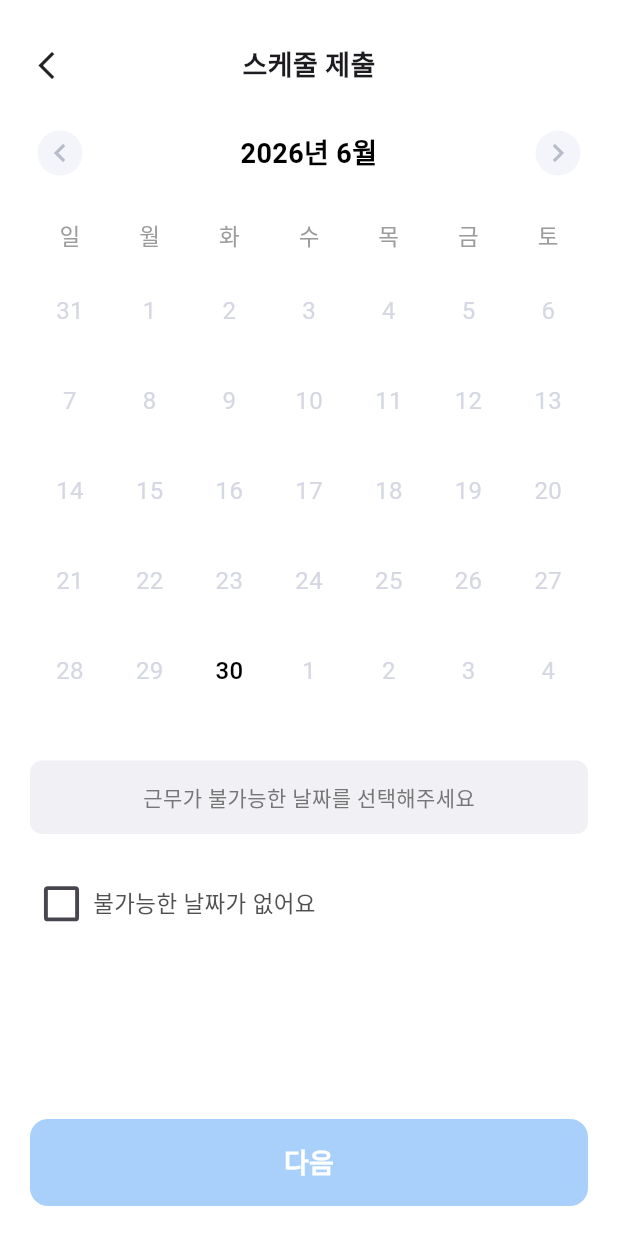
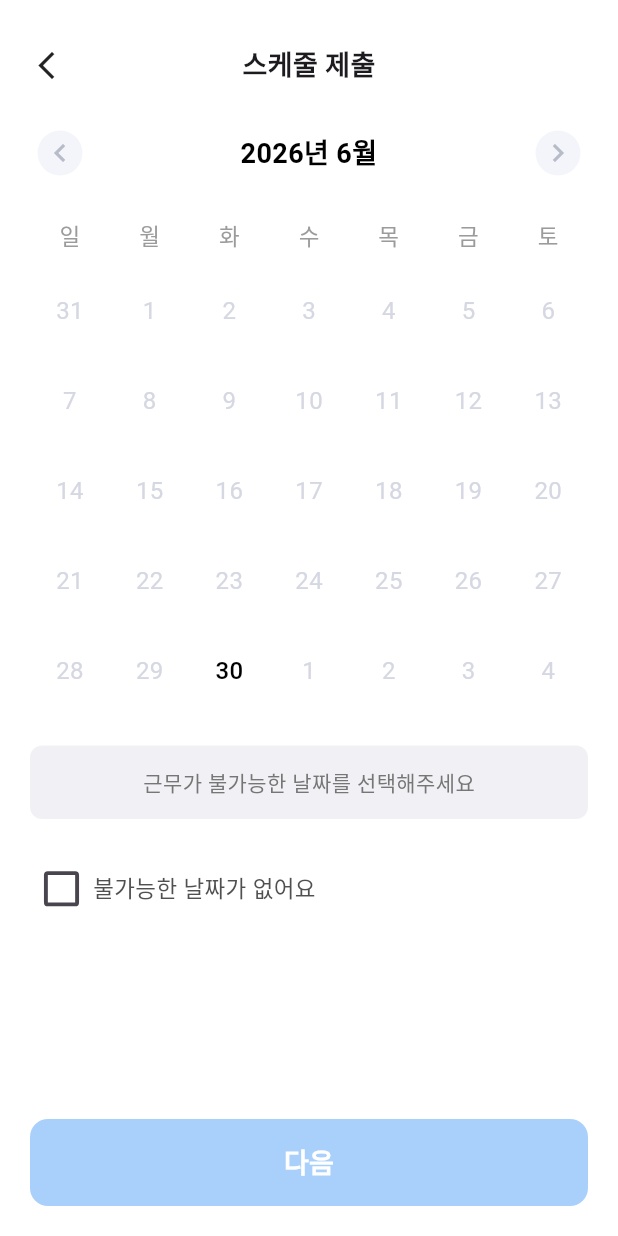
Before and after one commit to swyp-team5/frontend, a Flutter app: the ESubmitSchedulePage screen opened directly, on a phone screen of 412 x 824 dp. Run offline on Flutter 3.47's test engine with Material 3 defaults, Android fonts, the phone set to English and light mode, and no system bars; drawn by our look-alikes of table_calendar; our stand-ins replace flutter_riverpod, image_picker, shared_preferences; missing offline and left inert: flutter_inappwebview, photo_manager; accounts and stored records are empty.

Commit message:
fix: [알바생 스케줄 제출 페이지 날짜 계산, 캘린더 render flex 오버플로우 해결]

```diff
--- a/lib/employee/home/schedule/ESubmitSchedulePage.dart
+++ b/lib/employee/home/schedule/ESubmitSchedulePage.dart
@@ -37,13 +37,20 @@ class _ESubmitSchedulePageState extends State<ESubmitSchedulePage> {
     super.initState();
 
     final now = DateTime.now();
+
+    // 캘린더가 처음 보여줄 날짜
     selectedDate = now;
 
-    final weekday = now.weekday;
-    final thisWeekStart =
-    now.subtract(Duration(days: weekday % 7));
+    // 다음주 월요일 계산
+    final nextMonday =
+    now.add(Duration(days: DateTime.daysPerWeek - now.weekday + 1));
 
-    startDate = thisWeekStart.add(const Duration(days: 7));
+    startDate = DateTime(
+      nextMonday.year,
+      nextMonday.month,
+      nextMonday.day,
+    );
+
     endDate = startDate.add(const Duration(days: 6));
   }
 
@@ -126,7 +133,7 @@ class _ESubmitSchedulePageState extends State<ESubmitSchedulePage> {
           children: [
             const SizedBox(height: 20),
 
-            /// ✅ 커스텀 헤더 (RStoreClosePage 스타일)
+            /// 커스텀 헤더
             Padding(
               padding: const EdgeInsets.symmetric(
                 horizontal: 20,
@@ -165,8 +172,6 @@ class _ESubmitSchedulePageState extends State<ESubmitSchedulePage> {
                 const EdgeInsets.symmetric(horizontal: 20),
                 child: Column(
                   children: [
-                    SizedBox(height: 420,
-                      child:
                     TableCalendar(
                       rowHeight: 60,
                       daysOfWeekHeight: 40,
@@ -355,7 +360,6 @@ class _ESubmitSchedulePageState extends State<ESubmitSchedulePage> {
                         },
                       ),
                     ),
-                    ),
 
                     const SizedBox(height: 20),
 
@@ -416,8 +420,7 @@ class _ESubmitSchedulePageState extends State<ESubmitSchedulePage> {
                       ),
                     )
 
-                        : Expanded(
-                      child: ListView.builder(
+                        : ListView.builder(
                         itemCount: savedSchedules.length,
                         itemBuilder: (context, index) {
                           final date = savedSchedules.keys.elementAt(index);
@@ -488,7 +491,6 @@ class _ESubmitSchedulePageState extends State<ESubmitSchedulePage> {
                           );
                         },
                       ),
-                    ),
                   ],
                 ),
               ),
```
Also changed, not shown: lib/employee/home/EHomePage.dart (+37 -2 lines). Lines whose indentation alone changed are shown as unchanged.
